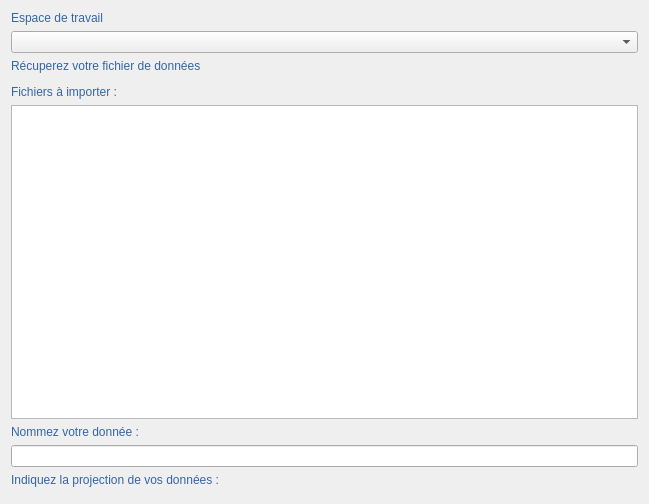
Old version of the form geotuileur/gui/upload_creation/qwp_upload_edition.ui in the repository JulesGrillot/plugin-qgis-geoplateforme.
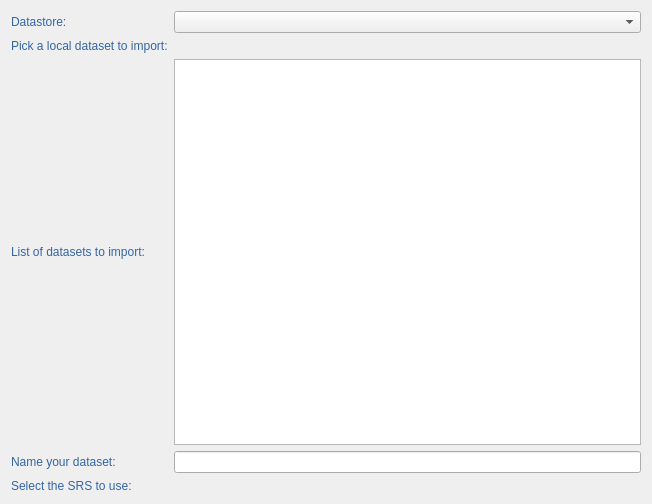
New version of the form. Custom widgets are drawn as their Qt base class.

What changed in the file:
```diff
--- a/geotuileur/gui/upload_creation/qwp_upload_edition.ui
+++ b/geotuileur/gui/upload_creation/qwp_upload_edition.ui
@@ -6,7 +6,7 @@
    <rect>
     <x>0</x>
     <y>0</y>
-    <width>649</width>
+    <width>652</width>
     <height>504</height>
    </rect>
   </property>
@@ -14,7 +14,36 @@
    <string>WizardPage</string>
   </property>
   <layout class="QGridLayout" name="gridLayout">
-   <item row="0" column="0">
+   <item row="7" column="1">
+    <widget class="QLineEdit" name="lne_data">
+     <property name="enabled">
+      <bool>true</bool>
+     </property>
+     <property name="inputMethodHints">
+      <set>Qt::ImhLatinOnly|Qt::ImhUrlCharactersOnly</set>
+     </property>
+     <property name="dragEnabled">
+      <bool>true</bool>
+     </property>
+    </widget>
+   </item>
+   <item row="9" column="1">
+    <widget class="QgsProjectionSelectionWidget" name="psw_projection"/>
+   </item>
+   <item row="1" column="1">
+    <widget class="DatastoreComboBox" name="cbx_datastore"/>
+   </item>
+   <item row="3" column="1">
+    <widget class="QgsFileWidget" name="flw_files_put">
+     <property name="enabled">
+      <bool>true</bool>
+     </property>
+     <property name="inputMethodHints">
+      <set>Qt::ImhLatinOnly</set>
+     </property>
+    </widget>
+   </item>
+   <item row="1" column="0">
     <widget class="QLabel" name="lbl_datastore">
      <property name="sizePolicy">
       <sizepolicy hsizetype="Fixed" vsizetype="Preferred">
@@ -27,31 +56,29 @@
 color: rgb(52, 101, 164);</string>
      </property>
      <property name="text">
-      <string>Espace de travail</string>
-     </property>
-    </widget>
-   </item>
-   <item row="1" column="0">
-    <widget class="DatastoreComboBox" name="cbx_datastore"/>
-   </item>
-   <item row="2" column="0">
-    <widget class="QLabel" name="lbl_files_put">
-     <property name="styleSheet">
-      <string notr="true">font: 75 13pt &quot;Ubuntu Condensed&quot;;
-color: rgb(52, 101, 164);</string>
-     </property>
-     <property name="text">
-      <string>Récuperez votre fichier de données</string>
+      <string>Datastore:</string>
      </property>
     </widget>
    </item>
    <item row="3" column="0">
-    <widget class="QgsFileWidget" name="flw_files_put">
-     <property name="enabled">
-      <bool>true</bool>
+    <widget class="QLabel" name="lbl_files_put">
+     <property name="styleSheet">
+      <string notr="true">font: 75 13pt &quot;Ubuntu Condensed&quot;;
+color: rgb(52, 101, 164);</string>
      </property>
-     <property name="inputMethodHints">
-      <set>Qt::ImhLatinOnly</set>
+     <property name="text">
+      <string>Pick a local dataset to import:</string>
+     </property>
+    </widget>
+   </item>
+   <item row="7" column="0">
+    <widget class="QLabel" name="lbl_data">
+     <property name="styleSheet">
+      <string notr="true">font: 75 13pt &quot;Ubuntu Condensed&quot;;
+color: rgb(52, 101, 164);</string>
+     </property>
+     <property name="text">
+      <string>Name your dataset:</string>
      </property>
     </widget>
    </item>
@@ -62,11 +89,11 @@
 color: rgb(52, 101, 164);</string>
      </property>
      <property name="text">
-      <string>Fichiers à importer :</string>
+      <string>List of datasets to import:</string>
      </property>
     </widget>
    </item>
-   <item row="5" column="0">
+   <item row="4" column="1">
     <widget class="QListWidget" name="lvw_import_data">
      <property name="enabled">
       <bool>true</bool>
@@ -94,43 +121,16 @@
      </property>
     </widget>
    </item>
-   <item row="6" column="0">
-    <widget class="QLabel" name="lbl_data">
-     <property name="styleSheet">
-      <string notr="true">font: 75 13pt &quot;Ubuntu Condensed&quot;;
-color: rgb(52, 101, 164);</string>
-     </property>
-     <property name="text">
-      <string>Nommez votre donnée :  </string>
-     </property>
-    </widget>
-   </item>
-   <item row="7" column="0">
-    <widget class="QLineEdit" name="lne_data">
-     <property name="enabled">
-      <bool>true</bool>
-     </property>
-     <property name="inputMethodHints">
-      <set>Qt::ImhLatinOnly|Qt::ImhUrlCharactersOnly</set>
-     </property>
-     <property name="dragEnabled">
-      <bool>true</bool>
-     </property>
-    </widget>
-   </item>
-   <item row="8" column="0">
-    <widget class="QLabel" name="lne_projection">
-     <property name="styleSheet">
-      <string notr="true">font: 75 13pt &quot;Ubuntu Condensed&quot;;
-color: rgb(52, 101, 164);</string>
-     </property>
-     <property name="text">
-      <string>Indiquez la projection de vos données :</string>
-     </property>
-    </widget>
-   </item>
    <item row="9" column="0">
-    <widget class="QgsProjectionSelectionWidget" name="psw_projection"/>
+    <widget class="QLabel" name="lne_projection">
+     <property name="styleSheet">
+      <string notr="true">font: 75 13pt &quot;Ubuntu Condensed&quot;;
+color: rgb(52, 101, 164);</string>
+     </property>
+     <property name="text">
+      <string>Select the SRS to use:</string>
+     </property>
+    </widget>
    </item>
   </layout>
  </widget>
```
Left out of the diff: 3 changed lines with no effect on the pictures.
